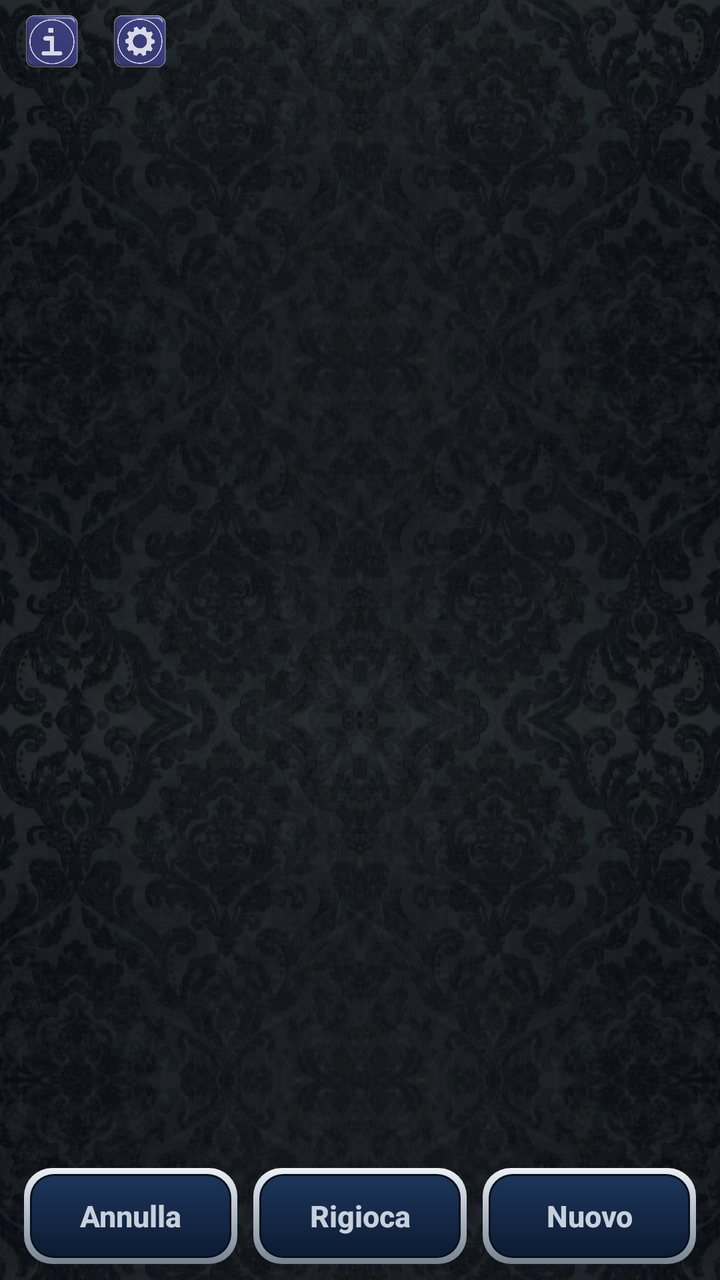
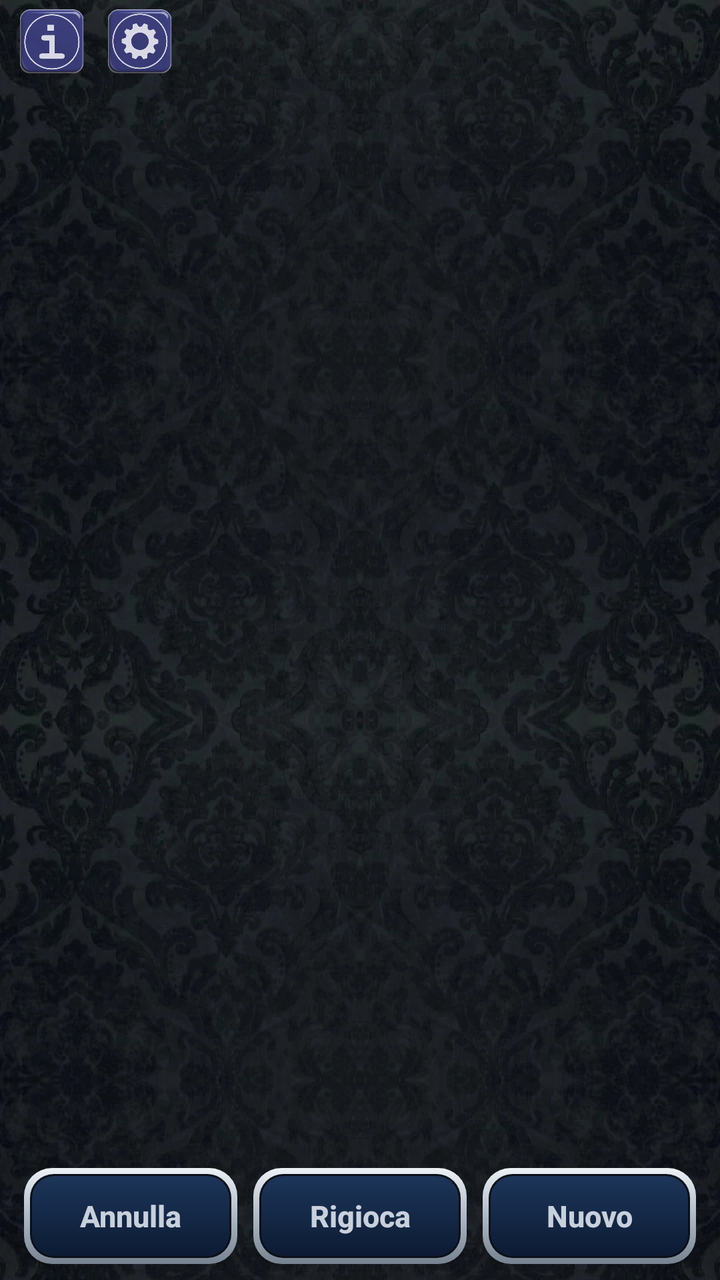

Two renders of the same Android screen: before a commit and after it. Below are the layout's source before the change and the commit's diff.
<!-- AndroidManifest.xml: application theme Theme.Scopa -->
<!-- res/layout/activity_klondike.xml -->
<?xml version="1.0" encoding="utf-8"?>
<androidx.constraintlayout.widget.ConstraintLayout
    xmlns:android="http://schemas.android.com/apk/res/android"
    xmlns:app="http://schemas.android.com/apk/res-auto"
    android:id="@+id/root"
    android:layout_width="match_parent"
    android:layout_height="match_parent"
    android:background="@drawable/bg_velvet">

    <ImageButton
        android:id="@+id/btnInfo"
        android:layout_width="44dp"
        android:layout_height="44dp"
        android:layout_marginStart="4dp"
        android:background="?attr/selectableItemBackgroundBorderless"
        android:contentDescription="@string/cd_info"
        android:padding="9dp"
        android:scaleType="fitCenter"
        android:src="@drawable/btn_info"
        app:layout_constraintBottom_toBottomOf="@id/txtStatus"
        app:layout_constraintStart_toStartOf="parent"
        app:layout_constraintTop_toTopOf="@id/txtStatus" />
    
    <ImageButton
        android:id="@+id/btnSettings"
        android:layout_width="44dp"
        android:layout_height="44dp"
        android:padding="9dp"
        android:background="?attr/selectableItemBackgroundBorderless"
        android:contentDescription="@string/cd_settings"
        android:scaleType="fitCenter"
        android:src="@drawable/btn_settings"
        app:layout_constraintBottom_toBottomOf="@id/txtStatus"
        app:layout_constraintTop_toTopOf="@id/txtStatus"
        app:layout_constraintStart_toEndOf="@id/btnInfo" />


    
    <TextView
        android:id="@+id/txtStatus"
        android:layout_width="0dp"
        android:layout_height="wrap_content"
        android:layout_marginTop="10dp"
        android:layout_marginBottom="4dp"
        android:ellipsize="end"
        android:gravity="center"
        android:maxLines="1"
        android:paddingStart="52dp"
        android:paddingEnd="52dp"
        android:textColor="@color/silver"
        android:textSize="15sp"
        app:layout_constraintEnd_toEndOf="parent"
        app:layout_constraintStart_toStartOf="parent"
        app:layout_constraintTop_toTopOf="parent" />

    <FrameLayout
        android:id="@+id/board"
        android:layout_width="match_parent"
        android:layout_height="0dp"
        app:layout_constraintBottom_toTopOf="@id/bottomBar"
        app:layout_constraintTop_toBottomOf="@id/txtStatus" />

    
    <androidx.appcompat.widget.AppCompatButton
        android:id="@+id/btnFinish"
        android:layout_width="wrap_content"
        android:layout_height="48dp"
        android:layout_marginBottom="14dp"
        android:background="@drawable/btn_cartiglio"
        android:paddingStart="26dp"
        android:paddingEnd="26dp"
        android:text="@string/kl_finish"
        android:textAllCaps="false"
        android:textColor="@color/gold"
        android:textSize="16sp"
        android:textStyle="bold"
        android:visibility="gone"
        app:layout_constraintBottom_toTopOf="@id/bottomBar"
        app:layout_constraintEnd_toEndOf="parent"
        app:layout_constraintStart_toStartOf="parent" />

    <LinearLayout
        android:id="@+id/bottomBar"
        android:layout_width="match_parent"
        android:layout_height="wrap_content"
        android:gravity="center"
        android:orientation="horizontal"
        android:paddingTop="6dp"
        android:paddingBottom="8dp"
        app:layout_constraintBottom_toBottomOf="parent">

        
        <androidx.appcompat.widget.AppCompatButton
            android:id="@+id/btnUndo"
            android:layout_width="0dp"
            android:layout_height="48dp"
            android:layout_marginStart="12dp"
            android:layout_marginEnd="4dp"
            android:layout_weight="1"
            android:background="@drawable/btn_cartiglio"
            android:maxLines="1"
            android:text="@string/kl_undo"
            android:textAllCaps="false"
            android:textColor="@color/silver"
            android:textStyle="bold"
            app:autoSizeTextType="uniform"
            app:autoSizeMinTextSize="11sp"
            app:autoSizeMaxTextSize="15sp"
            app:autoSizeStepGranularity="1sp" />

        <androidx.appcompat.widget.AppCompatButton
            android:id="@+id/btnRestart"
            android:layout_width="0dp"
            android:layout_height="48dp"
            android:layout_marginStart="4dp"
            android:layout_marginEnd="4dp"
            android:layout_weight="1"
            android:background="@drawable/btn_cartiglio"
            android:maxLines="1"
            android:text="@string/kl_restart"
            android:textAllCaps="false"
            android:textColor="@color/silver"
            android:textStyle="bold"
            app:autoSizeTextType="uniform"
            app:autoSizeMinTextSize="11sp"
            app:autoSizeMaxTextSize="15sp"
            app:autoSizeStepGranularity="1sp" />

        <androidx.appcompat.widget.AppCompatButton
            android:id="@+id/btnDeal"
            android:layout_width="0dp"
            android:layout_height="48dp"
            android:layout_marginStart="4dp"
            android:layout_marginEnd="12dp"
            android:layout_weight="1"
            android:background="@drawable/btn_cartiglio"
            android:maxLines="1"
            android:text="@string/kl_deal"
            android:textAllCaps="false"
            android:textColor="@color/silver"
            android:textStyle="bold"
            app:autoSizeTextType="uniform"
            app:autoSizeMinTextSize="11sp"
            app:autoSizeMaxTextSize="15sp"
            app:autoSizeStepGranularity="1sp" />

    </LinearLayout>
</androidx.constraintlayout.widget.ConstraintLayout>
<!-- resources referenced by this layout -->
<resources>
  <color name="gold">#E9C24C</color>
  <color name="silver">#C8D0DC</color>
  <!-- drawable bg_velvet (drawable) -->
  <?xml version="1.0" encoding="utf-8"?>
  <layer-list xmlns:android="http://schemas.android.com/apk/res/android">
      <item android:drawable="@color/velvet_base" />
      <item>
          <bitmap android:src="@drawable/velvet" android:tileMode="repeat" android:dither="true" />
      </item>
  </layer-list>
  <!-- drawable btn_cartiglio (drawable) -->
  <?xml version="1.0" encoding="utf-8"?>
  <layer-list xmlns:android="http://schemas.android.com/apk/res/android">
      
      <item>
          <shape android:shape="rectangle">
              <gradient android:angle="270"
                  android:startColor="#EDF1F6"
                  android:centerColor="#AEB9C6"
                  android:endColor="#76828F" />
              <corners android:radius="14dp" />
          </shape>
      </item>
      
      <item android:left="3dp" android:top="3dp" android:right="3dp" android:bottom="3dp">
          <shape android:shape="rectangle">
              <solid android:color="#0A1018" />
              <corners android:radius="12dp" />
          </shape>
      </item>
      
      <item android:left="4dp" android:top="4dp" android:right="4dp" android:bottom="4dp">
          <shape android:shape="rectangle">
              <gradient android:angle="270"
                  android:startColor="#1C3559"
                  android:endColor="#0D1B33" />
              <corners android:radius="11dp" />
          </shape>
      </item>
      
      <item android:left="7dp" android:top="7dp" android:right="7dp" android:bottom="7dp">
          <shape android:shape="rectangle">
              <solid android:color="@android:color/transparent" />
              <corners android:radius="8dp" />
              <padding android:left="12dp" android:top="4dp" android:right="12dp" android:bottom="4dp" />
          </shape>
      </item>
  </layer-list>
  <!-- drawable btn_info: webp bitmap (drawable-nodpi, 23628 bytes) -->
  <!-- drawable btn_settings: webp bitmap (drawable-nodpi, 32104 bytes) -->
  <string name="cd_info">Informazioni</string>
  <string name="cd_settings">Impostazioni</string>
  <string name="kl_deal">Nuovo</string>
  <string name="kl_finish">Completa</string>
  <string name="kl_restart">Rigioca</string>
  <string name="kl_undo">Annulla</string>
  <style name="Theme.Scopa" parent="Theme.MaterialComponents.DayNight.NoActionBar">
          <item name="colorPrimary">@color/navy_mid</item>
          <item name="colorPrimaryVariant">@color/navy_deep</item>
          <item name="colorOnPrimary">@color/celeste_light</item>
          <item name="colorSecondary">@color/gold</item>
          <item name="android:statusBarColor" tools:targetApi="l">@color/navy_deep</item>
          <item name="alertDialogTheme">@style/DarkAlertDialog</item>
          <item name="materialAlertDialogTheme">@style/DarkAlertDialog</item>
      </style>
  <color name="velvet_base">#0A1018</color>
  <!-- drawable velvet: webp bitmap (drawable-nodpi, 65120 bytes) -->
  <color name="navy_mid">#23477E</color>
  <color name="navy_deep">#0C1626</color>
  <color name="celeste_light">#D7EAF6</color>
  <style name="DarkAlertDialog" parent="Theme.MaterialComponents.Dialog.Alert">
          <item name="colorSurface">@color/navy</item>
          <item name="android:colorBackground">@color/navy</item>
          <item name="colorOnSurface">@color/silver</item>
          <item name="android:textColorPrimary">@color/silver</item>
          <item name="android:textColorSecondary">@color/silver</item>
          <item name="colorPrimary">@color/silver</item>
      </style>
  <color name="navy">#14294A</color>
</resources>

<!-- the commit's change to res/layout/activity_klondike.xml (unified diff, before → after) -->
@@ -14,7 +14,7 @@
         android:layout_marginStart="4dp"
         android:background="?attr/selectableItemBackgroundBorderless"
         android:contentDescription="@string/cd_info"
-        android:padding="9dp"
+        android:padding="6dp"
         android:scaleType="fitCenter"
         android:src="@drawable/btn_info"
         app:layout_constraintBottom_toBottomOf="@id/txtStatus"
@@ -25,7 +25,7 @@
         android:id="@+id/btnSettings"
         android:layout_width="44dp"
         android:layout_height="44dp"
-        android:padding="9dp"
+        android:padding="6dp"
         android:background="?attr/selectableItemBackgroundBorderless"
         android:contentDescription="@string/cd_settings"
         android:scaleType="fitCenter"
